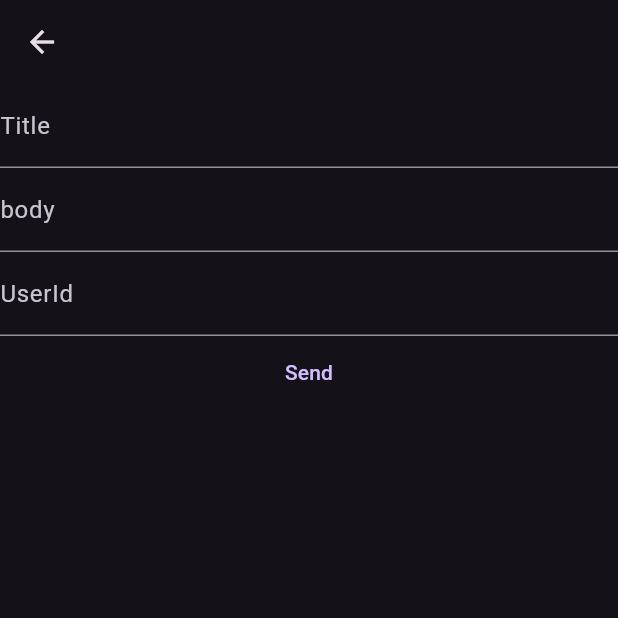
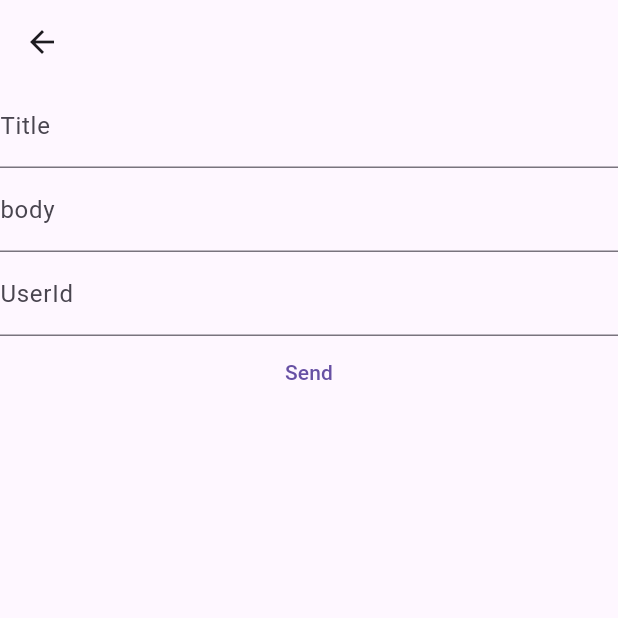
Before and after one commit to muhammetsalihaslan/firstflutterproject, a Flutter app: the ServicePostLearn screen opened directly, on a phone screen of 412 x 824 dp, the top half of it. Run offline on Flutter 3.47's test engine with Material 3 defaults, Android fonts, the phone set to English and light mode, and no system bars; our stand-ins replace dio, flutter_spinkit.

Commit message:
theme specification

```diff
--- /dev/null
+++ b/flutter_application_1/lib/202/theme/light_theme.dart
@@ -0,0 +1,5 @@
+import 'package:flutter/material.dart';
+
+class LightTheme {
+  ThemeData theme = ThemeData();
+}
```
Also changed, not shown: flutter_application_1/lib/main.dart (+8 -6 lines).
